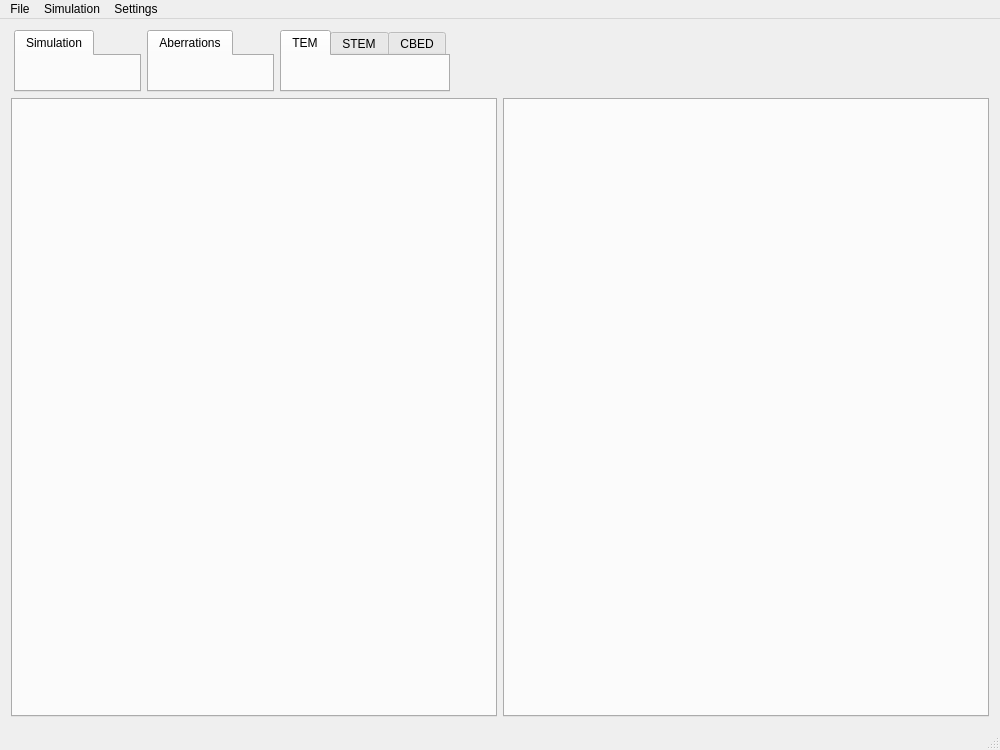
First picture: the form in src/gui/mainwindow.ui, repository JJPPeters/clTEM, before the edit.
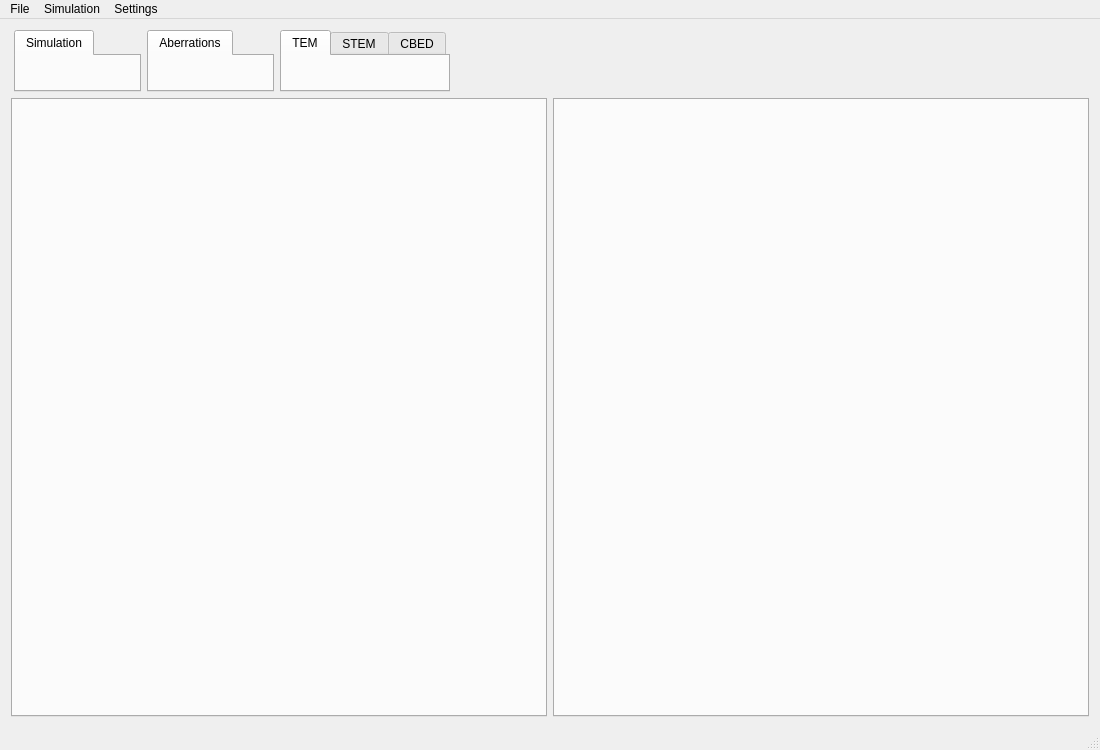
Second picture: the form after the edit. Custom widgets are drawn as their Qt base class.

What changed in the file:
```diff
--- a/src/gui/mainwindow.ui
+++ b/src/gui/mainwindow.ui
@@ -6,13 +6,13 @@
    <rect>
     <x>0</x>
     <y>0</y>
-    <width>1000</width>
+    <width>1100</width>
     <height>750</height>
    </rect>
   </property>
   <property name="minimumSize">
    <size>
-    <width>1000</width>
+    <width>1100</width>
     <height>600</height>
    </size>
   </property>
@@ -147,8 +147,8 @@
     <rect>
      <x>0</x>
      <y>0</y>
-     <width>1000</width>
-     <height>20</height>
+     <width>1100</width>
+     <height>19</height>
     </rect>
    </property>
    <widget class="QMenu" name="menuInput">
```
